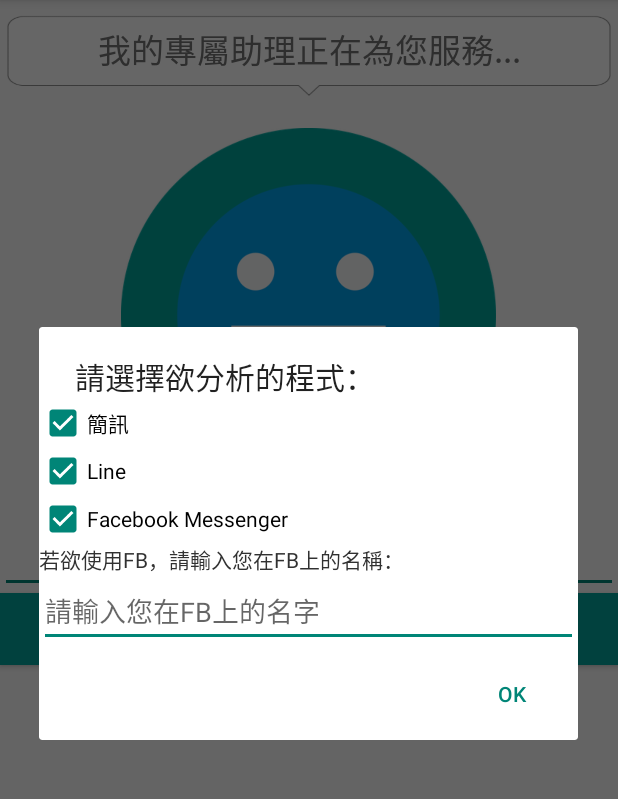
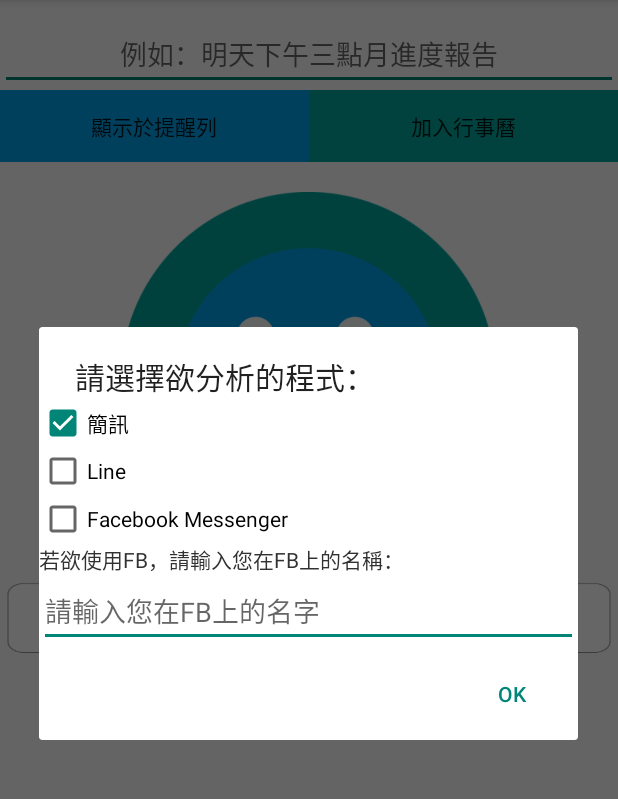
Before and after one commit to Petingo/MySecretary2, an Android app: the screen it shows after launch (MainActivity), in the options menu, after a tap on "選擇程式", on a phone screen of 412 x 824 dp, the part 84-883 px from its top. Run offline under Robolectric (Android 15) with nearby library versions, the phone set to English and light mode, and no system bars.

Commit message:
20150523s

```diff
--- a/app/src/main/java/com/wish/mysecretary/MainActivity.java
+++ b/app/src/main/java/com/wish/mysecretary/MainActivity.java
@@ -1,7 +1,11 @@
 package com.wish.mysecretary;
 
+import android.annotation.TargetApi;
 import android.app.AlertDialog;
+import android.app.Notification;
 import android.app.NotificationManager;
+import android.app.PendingIntent;
+import android.app.TaskStackBuilder;
 import android.content.ClipData;
 import android.content.ClipboardManager;
 import android.content.ContentValues;
@@ -14,10 +18,12 @@ import android.database.Cursor;
 import android.database.sqlite.SQLiteDatabase;
 import android.graphics.AvoidXfermode;
 import android.net.Uri;
+import android.os.Build;
 import android.os.Bundle;
 import android.provider.CalendarContract;
 import android.support.v4.app.FragmentActivity;
 import android.support.v4.app.FragmentTabHost;
+import android.support.v4.app.NotificationCompat;
 import android.support.v7.app.ActionBarActivity;
 import android.util.Log;
 import android.view.LayoutInflater;
@@ -63,7 +69,7 @@ public class MainActivity extends ActionBarActivity {
     static private SQLiteDatabase uwdb;
     private IncomingSms Incoming_Sms = null;
     private static final String SMS_Action="android.provider.Telephony.SMS_RECEIVED";
-
+    public static SharedPreferences App;
     /*Announce of ClipBoard*/
     ClipboardManager myClipBoard ;
     static boolean bHasClipChangedListener = false;
@@ -97,6 +103,33 @@ public class MainActivity extends ActionBarActivity {
         super.onCreate(savedInstanceState);
         setContentView(R.layout.activity_main_new);
 
+        final SharedPreferences pref;
+        pref = getSharedPreferences("com.wish.mysecretary", MODE_PRIVATE);
+        App = getSharedPreferences("com.wish.mysecretary", MODE_PRIVATE);
+        if (pref.getBoolean("firstrun", true)) {
+            copyKeyworddb();
+            App.edit().putBoolean("FB", false).apply();
+            App.edit().putBoolean("Line", false).apply();
+            ShowRecordApp();
+            if (App.getBoolean("FB", true)) {
+                GetFBDB.copy();
+            }
+            if (App.getBoolean("Line", true)) {
+                GetLineDB.copy();
+            }
+            InitilizeChatHistory();
+            showintro();
+            pref.edit().putBoolean("firstrun", false).apply();
+            pref.edit().putInt("version", 3).apply();
+        }
+        Log.e("version", String.valueOf(pref.getInt("version", 0)));
+        if (pref.getInt("version",0)<3) {
+            copyKeyworddb();
+            InitilizeChatHistory();
+            pref.edit().putBoolean("updatefirstrun", false).apply();
+            pref.edit().putInt("version", 3).apply();
+        }
+
         dbhelper = new LineDBhelper(this);
         db = dbhelper.getWritableDatabase();
 
@@ -110,24 +143,6 @@ public class MainActivity extends ActionBarActivity {
         uwdb = wdbhelper.getWritableDatabase();
         c=this;
 
-        SharedPreferences pref;
-        pref = getSharedPreferences("com.wish.mysecretary", MODE_PRIVATE);
-
-        if (pref.getBoolean("firstrun", true)) {
-            copyKeyworddb();
-            InitilizeLineChatHistory();
-            showintro();
-            pref.edit().putBoolean("firstrun", false).apply();
-            pref.edit().putInt("version", 3).apply();
-        }
-        Log.e("version", String.valueOf(pref.getInt("version", 0)));
-        if (pref.getInt("version",0)<3) {
-            copyKeyworddb();
-            InitilizeLineChatHistory();
-            pref.edit().putBoolean("updatefirstrun", false).apply();
-            pref.edit().putInt("version", 3).apply();
-        }
-
         Button btn1 = (Button) findViewById(R.id.button1);
         btn1.setOnClickListener(new View.OnClickListener() {
             final Cursor wc = wdb.rawQuery("Select * from keyword order by weight DESC", null);
@@ -138,13 +153,43 @@ public class MainActivity extends ActionBarActivity {
                 TextView editkeyin = (TextView) findViewById(R.id.editText4);
                 String tmp;
                 tmp = editkeyin.getText().toString();
-                if(tmp.isEmpty()){
+                if (tmp.isEmpty()) {
                     Toast.makeText(MainActivity.this, "請在上方輸入！", Toast.LENGTH_SHORT).show();
+                } else {
+                    editkeyin.setText("");
+                    nomatterwhat = true;
+                    analaysis(tmp);
                 }
-                else {
+
+            }
+
+        });
+        Button addNoti = (Button) findViewById(R.id.addNoti);
+        addNoti.setOnClickListener(new View.OnClickListener() {
+            final Cursor wc = wdb.rawQuery("Select * from keyword order by weight DESC", null);
+
+            //final Cursor tc=wdb.rawQuery("Select * from count",null);
+            @TargetApi(Build.VERSION_CODES.JELLY_BEAN)
+            @Override
+            public void onClick(View arg4) {
+                TextView editkeyin = (TextView) findViewById(R.id.editText4);
+                String tmp;
+                tmp = editkeyin.getText().toString();
+                if (tmp.isEmpty()) {
+                    Toast.makeText(MainActivity.this, "請在上方輸入！", Toast.LENGTH_SHORT).show();
+                } else {
                     editkeyin.setText("");
-                    nomatterwhat=true;
-                    analaysis(tmp);
+                    pref.edit().putInt("noti",pref.getInt("noti",0)+1).apply();
+                    final int notifyID = 1;//pref.getInt("noti",0);; // 通知的識別號碼
+                    //final int priority = Notification.PRIORITY_MAX;
+                    final NotificationManager notificationManager = (NotificationManager) getSystemService(Context.NOTIFICATION_SERVICE);
+                    final NotificationCompat.Builder notification = new NotificationCompat.Builder(getApplicationContext())
+                            .setSmallIcon(R.drawable.ic_launcher)
+                            .setContentTitle(tmp)
+                            .setContentText("點擊以消除")
+                            .setAutoCancel(true)
+                            /*.setOngoing(true)*/;
+                    notificationManager.notify(notifyID, notification.build());
                 }
 
             }
@@ -154,7 +199,7 @@ public class MainActivity extends ActionBarActivity {
         final SharedPreferences runningOrNot = getSharedPreferences("com.wish.mysecretary", MODE_PRIVATE);
         final ImageButton SmileButton = (ImageButton)findViewById(R.id.smileButton);
         if(runningOrNot.getBoolean("chk", true)){
-            DialogV.setText("點我開始背景服務...");
+            DialogV.setText("點我的臉開始背景服務...");
             SmileButton.setImageResource(R.drawable.icon_off);
         }
         else{
@@ -183,7 +228,7 @@ public class MainActivity extends ActionBarActivity {
                     startService(intent);
                 } else {
                     Toast.makeText(MainActivity.this, "end", Toast.LENGTH_SHORT).show();
-                    DialogV.setText("點我開始背景服務...");
+                    DialogV.setText("點我的臉開始背景服務...");
                     runningOrNot.edit().putBoolean("chk", true).apply();
 
                     UnRegPrimaryClipChanged();
@@ -312,7 +357,6 @@ public class MainActivity extends ActionBarActivity {
             // TODO Auto-generated catch block
             e.printStackTrace();
         }
-        InitilizeLineChatHistory();
     }
     @Override
     public boolean onCreateOptionsMenu(Menu menu) {
@@ -323,9 +367,8 @@ public class MainActivity extends ActionBarActivity {
     public void ShowRecordApp(){
         AlertDialog.Builder dialog=new AlertDialog.Builder(this);
         LayoutInflater inflater= LayoutInflater.from(MainActivity.this);
-        final View selectapp=inflater.inflate(R.layout.selectapp,null);
+        final View selectapp=inflater.inflate(R.layout.selectapp, null);
         //TODO Select APP
-        final SharedPreferences App = getSharedPreferences("com.wish.mysecretary", MODE_PRIVATE);
         final CheckBox FB = (CheckBox) selectapp.findViewById(R.id.FB);
         if (App.getBoolean("FB", true)) {
             FB.setChecked(true);
@@ -393,24 +436,26 @@ public class MainActivity extends ActionBarActivity {
                 })
                 .show();
     }
-    public void InitilizeLineChatHistory(){
-        final Cursor c = db.rawQuery("Select * from chat_history", null);
-        final Cursor fc = fdb.rawQuery("Select * from messages",null);
-        c.moveToLast();
-        fc.moveToLast();
+    public void InitilizeChatHistory(){
         ContentValues values=new ContentValues();
-        values.put("endID","0");
-        wdb.update("count",values,"_ID=1",null);
+        if (App.getBoolean("FB", true)) {
+            GetFBDB.copy();
+            final Cursor fc = fdb.rawQuery("Select * from messages",null);
+            fc.moveToLast();
+            values.put("endID", fc.getString(5));
+            wdb.update("count", values, "_id=2", null);
+            fc.close();
+        }
+        if (App.getBoolean("Line", true)) {
+            GetLineDB.copy();
+            final Cursor c = db.rawQuery("Select * from chat_history", null);
+            c.moveToLast();
+            values = new ContentValues();
+            values.put("endID", c.getString(0));
+            wdb.update("count", values, "_id=1", null);
+            c.close();
+        }
 
-        values.put("endID","0");
-        wdb.update("count",values,"_ID=2",null);
-
-        values.put("endID", c.getString(0));
-        wdb.update("count", values, "_ID=1", null);
-
-        values.put("endID",fc.getString(5));
-        wdb.update("count", values, "_ID=2", null);
-        c.close();
     }
     @Override
     public boolean onOptionsItemSelected(MenuItem item) {
@@ -456,7 +501,7 @@ public class MainActivity extends ActionBarActivity {
                 Toast.makeText(MainActivity.this, "Succeed", Toast.LENGTH_SHORT).show();
                 break;
             case (R.id.opt3):
-                InitilizeLineChatHistory();
+                InitilizeChatHistory();
                 Toast.makeText(MainActivity.this, "Succeed", Toast.LENGTH_SHORT).show();
                 break;
             case(R.id.SelectAPP):
@@ -488,7 +533,6 @@ public class MainActivity extends ActionBarActivity {
         boolean drop = true;
         boolean GoNatty = false;
         boolean Eng = false;
-        boolean addnow = false;
 
         if (tmp.getBytes().length == tmp.length()) {
             Eng = true;
@@ -499,10 +543,6 @@ public class MainActivity extends ActionBarActivity {
 
         beginTimetmp1 = 0;
         place = "";
-
-        if (tmp.contains("分鐘後")) {
-            addnow = true;
-        }
 
         if(!Eng) {
             wc.moveToFirst();
@@ -549,6 +589,7 @@ public class MainActivity extends ActionBarActivity {
             for (int i = 0; i < uwcCount; i++) {
                 kwd = uwc.getString(1);
                 type = uwc.getInt(5);
+                Log.e("userKWD",kwd);
                 if (kwd.isEmpty()) {
                     continue;
                 }
@@ -590,7 +631,7 @@ public class MainActivity extends ActionBarActivity {
             String out;
             String testt = "";
             out = Natty(tmp);
-            if(matchingValue.equals(null) || matchingValue.equals("")) {
+            if(!matchingValue.isEmpty()) {
                 String[] cutOut = out.split(" ");
                 for (int i = 0; i < 8; i++) {
                     testt += cutOut[i] + '\n';
@@ -670,14 +711,9 @@ public class MainActivity extends ActionBarActivity {
         if(Eng)
             Timezone = Long.valueOf(0);
 
-        if(beginTime.getTimeInMillis()<System.currentTimeMillis()+Timezone || addnow) {
+        if(beginTime.getTimeInMillis()<System.currentTimeMillis()+Timezone) {
             Long bTtmp = beginTime.getTimeInMillis();
-            if(addnow){
-                beginTime.setTimeInMillis(System.currentTimeMillis()+beginTimetmp1+Timezone);
-            }
-            else {
-                beginTime.setTimeInMillis(bTtmp + 43200000);
-            }
+            beginTime.setTimeInMillis(bTtmp + 43200000);
         }
 
         if(nomatterwhat||(add && drop)) {
--- a/app/src/main/res/layout/activity_main_new.xml
+++ b/app/src/main/res/layout/activity_main_new.xml
@@ -6,15 +6,36 @@
     android:touchscreenBlocksFocus="false"
     android:weightSum="1" >
 
-    <TextView
-        android:layout_width="fill_parent"
-        android:layout_height="65dp"
-        android:textAppearance="?android:attr/textAppearanceLarge"
-        android:text="我的專屬助理正在為您服務..."
-        android:id="@+id/dialogView"
-        android:gravity="center"
-        android:textColor="#ff737373"
-        android:background="@drawable/dialog" />
+    <EditText
+        android:layout_width="match_parent"
+        android:layout_height="60dp"
+        android:id="@+id/editText4"
+        android:hint="例如：明天下午三點月進度報告"
+        android:layout_gravity="center"
+        android:gravity="bottom|center" />
+
+    <LinearLayout
+        android:orientation="horizontal"
+        android:layout_width="match_parent"
+        android:layout_height="wrap_content">
+
+        <Button
+            android:layout_width="match_parent"
+            android:layout_height="wrap_content"
+            android:text="顯示於提醒列"
+            android:id="@+id/addNoti"
+            android:layout_weight="1"
+            android:background="#ff02a1e9" />
+
+        <Button
+            android:layout_width="match_parent"
+            android:layout_height="wrap_content"
+            android:text="加入行事曆"
+            android:id="@+id/button1"
+            android:layout_weight="1"
+            android:background="#ff02a39b" />
+
+    </LinearLayout>
 
     <TextView
         android:layout_width="wrap_content"
@@ -30,21 +51,17 @@
         android:layout_gravity="center"
         android:adjustViewBounds="true"
         android:scaleType="fitXY"
-        android:background="@android:color/transparent" />
+        android:background="@android:color/transparent"
+        android:src="@drawable/icon_on1" />
 
-    <EditText
-        android:layout_width="match_parent"
-        android:layout_height="60dp"
-        android:id="@+id/editText4"
-        android:hint="例如：明天下午三點月進度報告"
-        android:layout_gravity="center"
-        android:gravity="bottom|center" />
-
-    <Button
-        android:layout_width="match_parent"
-        android:layout_height="wrap_content"
-        android:text="OK"
-        android:id="@+id/button1"
-        android:background="#ff02a39b" />
+    <TextView
+        android:layout_width="fill_parent"
+        android:layout_height="65dp"
+        android:textAppearance="?android:attr/textAppearanceLarge"
+        android:text="我的專屬助理正在為您服務..."
+        android:id="@+id/dialogView"
+        android:gravity="center"
+        android:textColor="#ff737373"
+        android:background="@drawable/dialog" />
 
 </LinearLayout>
```
Also changed, not shown: app/src/main/java/com/wish/mysecretary/MyService.java (+74 -75 lines), app/src/main/res/raw/keyword.db.
